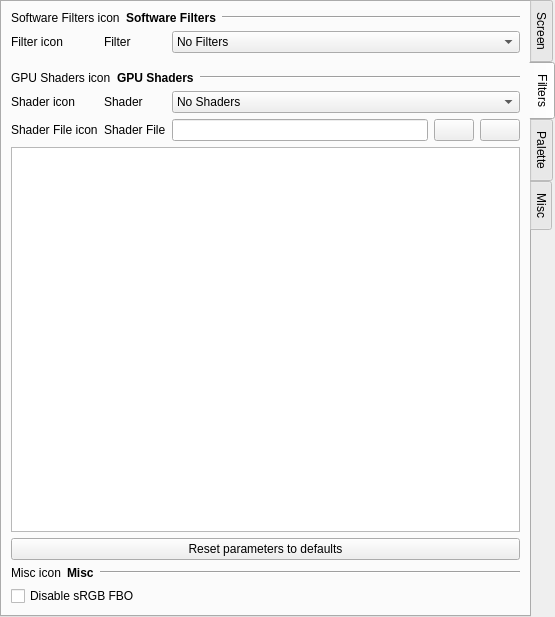
The window that src/gui/designer/wdgSettingsVideo.ui (punesemu/puNES) describes before a commit, drawn with Qt 5.
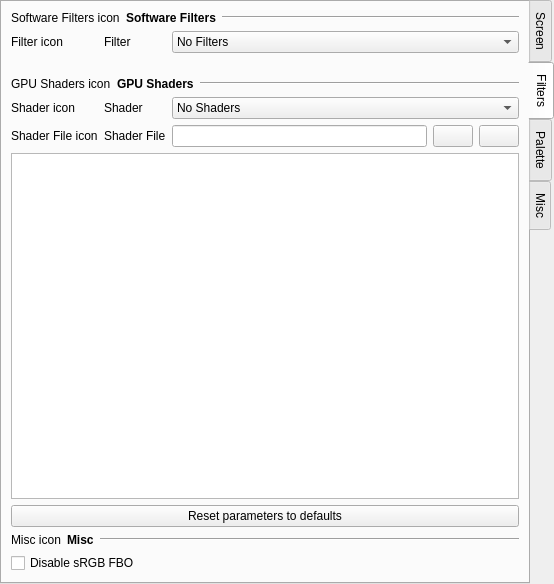
The same window after the commit. The open tabs and pages were chosen to show the change. Icons and pictures are not drawn. Custom widgets are drawn as their Qt base class.

Commit message:
Added video filter NTSC CRT LMP88959 (https://github.com/LMP88959/NTSC-CRT).
Thanks to LMP88959 for his great work and his highly appreciated help.

Diff of the .ui file:
```diff
--- a/src/gui/designer/wdgSettingsVideo.ui
+++ b/src/gui/designer/wdgSettingsVideo.ui
@@ -6,8 +6,8 @@
    <rect>
     <x>0</x>
     <y>0</y>
-    <width>555</width>
-    <height>617</height>
+    <width>554</width>
+    <height>584</height>
    </rect>
   </property>
   <property name="focusPolicy">
@@ -858,6 +858,43 @@
        <string>Filters</string>
       </attribute>
       <layout class="QGridLayout" name="gridLayout_tab_filters">
+       <item row="10" column="0" colspan="3">
+        <layout class="QHBoxLayout" name="horizontalLayout_Filters_misc">
+         <item>
+          <widget class="QLabel" name="icon_Filters_misc">
+           <property name="text">
+            <string notr="true">Misc icon</string>
+           </property>
+          </widget>
+         </item>
+         <item>
+          <widget class="QLabel" name="label_Filters_misc">
+           <property name="font">
+            <font>
+             <weight>75</weight>
+             <bold>true</bold>
+            </font>
+           </property>
+           <property name="text">
+            <string>Misc</string>
+           </property>
+          </widget>
+         </item>
+         <item>
+          <widget class="Line" name="line_Filters_misc">
+           <property name="sizePolicy">
+            <sizepolicy hsizetype="Expanding" vsizetype="Fixed">
+             <horstretch>0</horstretch>
+             <verstretch>0</verstretch>
+            </sizepolicy>
+           </property>
+           <property name="orientation">
+            <enum>Qt::Horizontal</enum>
+           </property>
+          </widget>
+         </item>
+        </layout>
+       </item>
        <item row="1" column="0">
         <widget class="QLabel" name="icon_Filter">
          <property name="text">
@@ -865,51 +902,7 @@
          </property>
         </widget>
        </item>
-       <item row="5" column="0">
-        <widget class="QLabel" name="icon_Shader">
-         <property name="text">
-          <string notr="true">Shader icon</string>
-         </property>
-        </widget>
-       </item>
-       <item row="7" column="0" colspan="3">
-        <widget class="QTableWidget" name="tableWidget_Shader_Parameters">
-         <property name="focusPolicy">
-          <enum>Qt::NoFocus</enum>
-         </property>
-         <property name="showDropIndicator" stdset="0">
-          <bool>false</bool>
-         </property>
-         <property name="selectionMode">
-          <enum>QAbstractItemView::NoSelection</enum>
-         </property>
-         <attribute name="horizontalHeaderVisible">
-          <bool>false</bool>
-         </attribute>
-        </widget>
-       </item>
-       <item row="1" column="1">
-        <widget class="QLabel" name="label_Filter">
-         <property name="text">
-          <string>Filter</string>
-         </property>
-        </widget>
-       </item>
-       <item row="2" column="0" colspan="3">
-        <widget class="wdgNTSCFilter" name="widget_NTSC_Filter" native="true"/>
-       </item>
-       <item row="8" column="0" colspan="3">
-        <widget class="QPushButton" name="pushButton_Shader_Parameters_reset_alls">
-         <property name="text">
-          <string>Reset parameters to defaults</string>
-         </property>
-         <property name="icon">
-          <iconset resource="resources.qrc">
-           <normaloff>:/icon/icons/overscan_default.svgz</normaloff>:/icon/icons/overscan_default.svgz</iconset>
-         </property>
-        </widget>
-       </item>
-       <item row="4" column="0" colspan="3">
+       <item row="5" column="0" colspan="3">
         <layout class="QHBoxLayout" name="horizontalLayout_GPU_Shaders">
          <item>
           <widget class="QLabel" name="icon_GPU_Shaders">
@@ -946,84 +939,7 @@
          </item>
         </layout>
        </item>
-       <item row="10" column="0" colspan="3">
-        <widget class="QCheckBox" name="checkBox_Disable_sRGB_FBO">
-         <property name="text">
-          <string>Disable sRGB FBO</string>
-         </property>
-        </widget>
-       </item>
-       <item row="0" column="0" colspan="3">
-        <layout class="QHBoxLayout" name="horizontalLayout_Software_Filters">
-         <item>
-          <widget class="QLabel" name="icon_Software_Filters">
-           <property name="text">
-            <string notr="true">Software Filters icon</string>
-           </property>
-          </widget>
-         </item>
-         <item>
-          <widget class="QLabel" name="label_Software_Filters">
-           <property name="font">
-            <font>
-             <weight>75</weight>
-             <bold>true</bold>
-            </font>
-           </property>
-           <property name="text">
-            <string>Software Filters</string>
-           </property>
-          </widget>
-         </item>
-         <item>
-          <widget class="Line" name="line_Software_Filters">
-           <property name="sizePolicy">
-            <sizepolicy hsizetype="Expanding" vsizetype="Fixed">
-             <horstretch>0</horstretch>
-             <verstretch>0</verstretch>
-            </sizepolicy>
-           </property>
-           <property name="orientation">
-            <enum>Qt::Horizontal</enum>
-           </property>
-          </widget>
-         </item>
-        </layout>
-       </item>
        <item row="6" column="2">
-        <layout class="QHBoxLayout" name="horizontalLayout_Shaders_file">
-         <item>
-          <widget class="QLineEdit" name="lineEdit_Shaders_file">
-           <property name="focusPolicy">
-            <enum>Qt::NoFocus</enum>
-           </property>
-           <property name="readOnly">
-            <bool>true</bool>
-           </property>
-          </widget>
-         </item>
-         <item>
-          <widget class="QPushButton" name="pushButton_Shaders_file">
-           <property name="text">
-            <string notr="true"/>
-           </property>
-           <property name="icon">
-            <iconset resource="resources.qrc">
-             <normaloff>:/icon/icons/load.svgz</normaloff>:/icon/icons/load.svgz</iconset>
-           </property>
-          </widget>
-         </item>
-         <item>
-          <widget class="QPushButton" name="pushButton_Shaders_file_clear">
-           <property name="icon">
-            <iconset resource="resources.qrc">
-             <normaloff>:/icon/icons/trash.svgz</normaloff>:/icon/icons/trash.svgz</iconset>
-           </property>
-          </widget>
-         </item>
-        </layout>
-       </item>
-       <item row="5" column="2">
         <widget class="QComboBox" name="comboBox_Shaders">
          <property name="sizePolicy">
           <sizepolicy hsizetype="Expanding" vsizetype="Fixed">
@@ -1078,64 +994,140 @@
          </item>
         </widget>
        </item>
-       <item row="5" column="1">
-        <widget class="QLabel" name="label_Shader">
+       <item row="7" column="1">
+        <widget class="QLabel" name="label_Shader_file">
          <property name="text">
-          <string>Shader</string>
+          <string>Shader File</string>
          </property>
         </widget>
        </item>
-       <item row="6" column="0">
+       <item row="9" column="0" colspan="3">
+        <widget class="QPushButton" name="pushButton_Shader_Parameters_reset_alls">
+         <property name="text">
+          <string>Reset parameters to defaults</string>
+         </property>
+         <property name="icon">
+          <iconset resource="resources.qrc">
+           <normaloff>:/icon/icons/overscan_default.svgz</normaloff>:/icon/icons/overscan_default.svgz</iconset>
+         </property>
+        </widget>
+       </item>
+       <item row="7" column="0">
         <widget class="QLabel" name="icon_Shader_file">
          <property name="text">
           <string notr="true">Shader File icon</string>
          </property>
         </widget>
        </item>
-       <item row="9" column="0" colspan="3">
-        <layout class="QHBoxLayout" name="horizontalLayout_Filters_misc">
+       <item row="1" column="1">
+        <widget class="QLabel" name="label_Filter">
+         <property name="text">
+          <string>Filter</string>
+         </property>
+        </widget>
+       </item>
+       <item row="6" column="0">
+        <widget class="QLabel" name="icon_Shader">
+         <property name="text">
+          <string notr="true">Shader icon</string>
+         </property>
+        </widget>
+       </item>
+       <item row="2" column="0" colspan="3">
+        <widget class="wdgNTSCFilter" name="widget_NTSC_Filter" native="true"/>
+       </item>
+       <item row="7" column="2">
+        <layout class="QHBoxLayout" name="horizontalLayout_Shaders_file">
          <item>
-          <widget class="QLabel" name="icon_Filters_misc">
-           <property name="text">
-            <string notr="true">Misc icon</string>
+          <widget class="QLineEdit" name="lineEdit_Shaders_file">
+           <property name="focusPolicy">
+            <enum>Qt::NoFocus</enum>
            </property>
+           <property name="readOnly">
+            <bool>true</bool>
+           </property>
           </widget>
          </item>
          <item>
-          <widget class="QLabel" name="label_Filters_misc">
-           <property name="font">
-            <font>
-             <weight>75</weight>
-             <bold>true</bold>
-            </font>
-           </property>
+          <widget class="QPushButton" name="pushButton_Shaders_file">
            <property name="text">
-            <string>Misc</string>
+            <string notr="true"/>
            </property>
           </widget>
          </item>
          <item>
-          <widget class="Line" name="line_Filters_misc">
-           <property name="sizePolicy">
-            <sizepolicy hsizetype="Expanding" vsizetype="Fixed">
-             <horstretch>0</horstretch>
-             <verstretch>0</verstretch>
-            </sizepolicy>
-           </property>
-           <property name="orientation">
-            <enum>Qt::Horizontal</enum>
+          <widget class="QPushButton" name="pushButton_Shaders_file_clear">
+           <property name="icon">
+            <iconset resource="resources.qrc">
+             <normaloff>:/icon/icons/trash.svgz</normaloff>:/icon/icons/trash.svgz</iconset>
            </property>
           </widget>
          </item>
         </layout>
        </item>
        <item row="6" column="1">
-        <widget class="QLabel" name="label_Shader_file">
+        <widget class="QLabel" name="label_Shader">
          <property name="text">
-          <string>Shader File</string>
+          <string>Shader</string>
          </property>
         </widget>
        </item>
+       <item row="3" column="0" colspan="3">
+        <widget class="wdgNTSCBisqwitFilter" name="widget_NTSC_Bisqwit_Filter" native="true"/>
+       </item>
+       <item row="0" column="0" colspan="3">
+        <layout class="QHBoxLayout" name="horizontalLayout_Software_Filters">
+         <item>
+          <widget class="QLabel" name="icon_Software_Filters">
+           <property name="text">
+            <string notr="true">Software Filters icon</string>
+           </property>
+          </widget>
+         </item>
+         <item>
+          <widget class="QLabel" name="label_Software_Filters">
+           <property name="font">
+            <font>
+             <weight>75</weight>
+             <bold>true</bold>
+            </font>
+           </property>
+           <property name="text">
+            <string>Software Filters</string>
+           </property>
+          </widget>
+         </item>
+         <item>
+          <widget class="Line" name="line_Software_Filters">
+           <property name="sizePolicy">
+            <sizepolicy hsizetype="Expanding" vsizetype="Fixed">
+             <horstretch>0</horstretch>
+             <verstretch>0</verstretch>
+            </sizepolicy>
+           </property>
+           <property name="orientation">
+            <enum>Qt::Horizontal</enum>
+           </property>
+          </widget>
+         </item>
+        </layout>
+       </item>
+       <item row="8" column="0" colspan="3">
+        <widget class="QTableWidget" name="tableWidget_Shader_Parameters">
+         <property name="focusPolicy">
+          <enum>Qt::NoFocus</enum>
+         </property>
+         <property name="showDropIndicator" stdset="0">
+          <bool>false</bool>
+         </property>
+         <property name="selectionMode">
+          <enum>QAbstractItemView::NoSelection</enum>
+         </property>
+         <attribute name="horizontalHeaderVisible">
+          <bool>false</bool>
+         </attribute>
+        </widget>
+       </item>
        <item row="1" column="2">
         <widget class="QComboBox" name="comboBox_Software_Filters">
          <property name="sizePolicy">
@@ -1316,8 +1308,15 @@
          </item>
         </widget>
        </item>
-       <item row="3" column="0" colspan="3">
-        <widget class="wdgNTSCBisqwitFilter" name="widget_NTSC_Bisqwit_Filter" native="true"/>
+       <item row="11" column="0" colspan="3">
+        <widget class="QCheckBox" name="checkBox_Disable_sRGB_FBO">
+         <property name="text">
+          <string>Disable sRGB FBO</string>
+         </property>
+        </widget>
+       </item>
+       <item row="4" column="0" colspan="3">
+        <widget class="wdgNTSCCRTLMP88959Filter" name="widget_NTSC_CRT_LMP88959_Filter" native="true"/>
        </item>
       </layout>
      </widget>
@@ -1880,6 +1879,12 @@
    <header>wdgNTSCFilter.hpp</header>
    <container>1</container>
   </customwidget>
+  <customwidget>
+   <class>wdgNTSCCRTLMP88959Filter</class>
+   <extends>QWidget</extends>
+   <header>wdgNTSCFilter.hpp</header>
+   <container>1</container>
+  </customwidget>
  </customwidgets>
  <tabstops>
   <tabstop>tabWidget_Video</tabstop>
```
Left out of the diff: 9 changed lines with no effect on the pictures. The commit also changes 16 other files.
